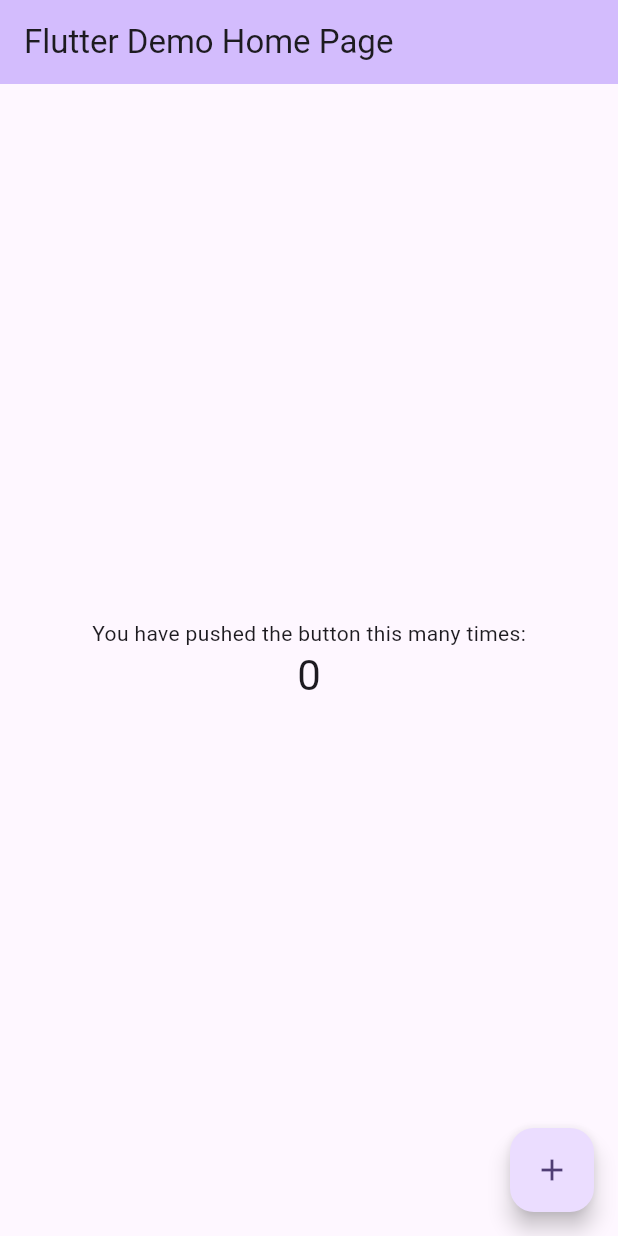
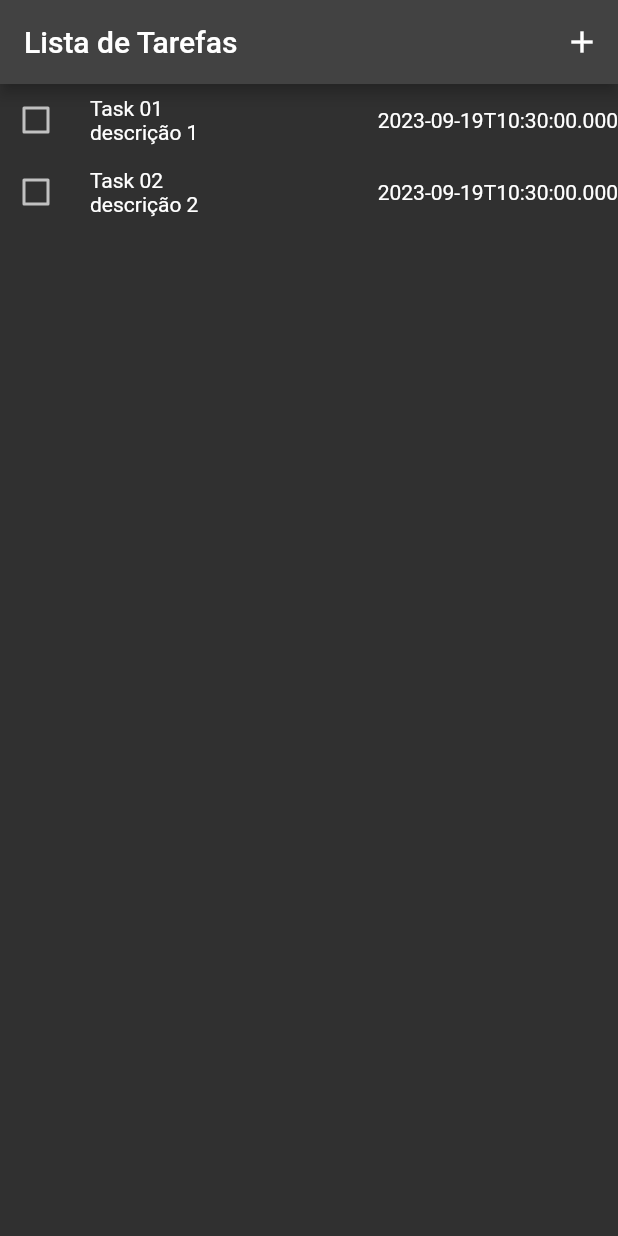
Before and after one commit to gilvancosta/To-Do-List-App-Flutter, a Flutter app: the screen it shows after launch, on a phone screen of 412 x 824 dp. Run offline on Flutter 3.47's test engine with Material 2 defaults, Android fonts, the phone set to English and light mode, and no system bars.

Commit message:
Home page

```diff
--- a/lib/main.dart
+++ b/lib/main.dart
@@ -1,125 +1,7 @@
 import 'package:flutter/material.dart';
+
+import 'src/app.dart';
 
 void main() {
   runApp(const MyApp());
 }
-
-class MyApp extends StatelessWidget {
-  const MyApp({super.key});
-
-  // This widget is the root of your application.
-  @override
-  Widget build(BuildContext context) {
-    return MaterialApp(
-      title: 'Flutter Demo',
-      theme: ThemeData(
-        // This is the theme of your application.
-        //
-        // TRY THIS: Try running your application with "flutter run". You'll see
-        // the application has a blue toolbar. Then, without quitting the app,
-        // try changing the seedColor in the colorScheme below to Colors.green
-        // and then invoke "hot reload" (save your changes or press the "hot
-        // reload" button in a Flutter-supported IDE, or press "r" if you used
-        // the command line to start the app).
-        //
-        // Notice that the counter didn't reset back to zero; the application
-        // state is not lost during the reload. To reset the state, use hot
-        // restart instead.
-        //
-        // This works for code too, not just values: Most code changes can be
-        // tested with just a hot reload.
-        colorScheme: ColorScheme.fromSeed(seedColor: Colors.deepPurple),
-        useMaterial3: true,
-      ),
-      home: const MyHomePage(title: 'Flutter Demo Home Page'),
-    );
-  }
-}
-
-class MyHomePage extends StatefulWidget {
-  const MyHomePage({super.key, required this.title});
-
-  // This widget is the home page of your application. It is stateful, meaning
-  // that it has a State object (defined below) that contains fields that affect
-  // how it looks.
-
-  // This class is the configuration for the state. It holds the values (in this
-  // case the title) provided by the parent (in this case the App widget) and
-  // used by the build method of the State. Fields in a Widget subclass are
-  // always marked "final".
-
-  final String title;
-
-  @override
-  State<MyHomePage> createState() => _MyHomePageState();
-}
-
-class _MyHomePageState extends State<MyHomePage> {
-  int _counter = 0;
-
-  void _incrementCounter() {
-    setState(() {
-      // This call to setState tells the Flutter framework that something has
-      // changed in this State, which causes it to rerun the build method below
-      // so that the display can reflect the updated values. If we changed
-      // _counter without calling setState(), then the build method would not be
-      // called again, and so nothing would appear to happen.
-      _counter++;
-    });
-  }
-
-  @override
-  Widget build(BuildContext context) {
-    // This method is rerun every time setState is called, for instance as done
-    // by the _incrementCounter method above.
-    //
-    // The Flutter framework has been optimized to make rerunning build methods
-    // fast, so that you can just rebuild anything that needs updating rather
-    // than having to individually change instances of widgets.
-    return Scaffold(
-      appBar: AppBar(
-        // TRY THIS: Try changing the color here to a specific color (to
-        // Colors.amber, perhaps?) and trigger a hot reload to see the AppBar
-        // change color while the other colors stay the same.
-        backgroundColor: Theme.of(context).colorScheme.inversePrimary,
-        // Here we take the value from the MyHomePage object that was created by
-        // the App.build method, and use it to set our appbar title.
-        title: Text(widget.title),
-      ),
-      body: Center(
-        // Center is a layout widget. It takes a single child and positions it
-        // in the middle of the parent.
-        child: Column(
-          // Column is also a layout widget. It takes a list of children and
-          // arranges them vertically. By default, it sizes itself to fit its
-          // children horizontally, and tries to be as tall as its parent.
-          //
-          // Column has various properties to control how it sizes itself and
-          // how it positions its children. Here we use mainAxisAlignment to
-          // center the children vertically; the main axis here is the vertical
-          // axis because Columns are vertical (the cross axis would be
-          // horizontal).
-          //
-          // TRY THIS: Invoke "debug painting" (choose the "Toggle Debug Paint"
-          // action in the IDE, or press "p" in the console), to see the
-          // wireframe for each widget.
-          mainAxisAlignment: MainAxisAlignment.center,
-          children: <Widget>[
-            const Text(
-              'You have pushed the button this many times:',
-            ),
-            Text(
-              '$_counter',
-              style: Theme.of(context).textTheme.headlineMedium,
-            ),
-          ],
-        ),
-      ),
-      floatingActionButton: FloatingActionButton(
-        onPressed: _incrementCounter,
-        tooltip: 'Increment',
-        child: const Icon(Icons.add),
-      ), // This trailing comma makes auto-formatting nicer for build methods.
-    );
-  }
-}
--- /dev/null
+++ b/lib/src/app.dart
@@ -0,0 +1,18 @@
+import 'package:flutter/material.dart';
+import 'package:flutter_localizations/flutter_localizations.dart';
+
+import 'features/home/home_page.dart';
+
+class MyApp extends StatelessWidget {
+  const MyApp({super.key});
+
+  @override
+  Widget build(BuildContext context) {
+    return MaterialApp(
+      title: 'Flutter Demo',
+      theme: ThemeData.dark(),
+      localizationsDelegates: const [GlobalMaterialLocalizations.delegate],
+      home: const MyHomePage(),
+    );
+  }
+}
--- /dev/null
+++ b/lib/src/features/home/home_page.dart
@@ -0,0 +1,43 @@
+import 'package:app_todo_list/src/features/home/widgets/todo_checkbox_widget.dart';
+import 'package:app_todo_list/src/features/home/widgets/todo_title_and_description_widget.dart';
+import 'package:flutter/material.dart';
+
+import '../../models/todo_model.dart';
+import 'widgets/todo_date_widget.dart';
+
+final List<TodoModel> todos = [TodoModel(title: 'Task 01', description: 'descrição 1'), TodoModel(title: 'Task 02', description: 'descrição 2')];
+
+class MyHomePage extends StatelessWidget {
+  const MyHomePage({super.key});
+
+  @override
+  Widget build(BuildContext context) {
+    return Scaffold(
+      appBar: AppBar(
+        title: const Text('Lista de Tarefas'),
+        actions: [
+          IconButton(
+            onPressed: () {},
+            icon: const Icon(Icons.add),
+          )
+        ],
+      ),
+      body: ListView.builder(
+        itemCount: todos.length,
+        itemBuilder: (_, int index) {
+          final TodoModel todo = todos[index];
+          return Row(
+            mainAxisAlignment: MainAxisAlignment.start,
+            children: [
+              TodoCheckboxWidget(todo: todo),
+              const SizedBox(width: 12),
+              TodoTitleAndDescriptionWidget(todo: todo),
+              const SizedBox(width: 12),
+              TodoDateWidget(todo: todo),
+            ],
+          );
+        },
+      ),
+    );
+  }
+}
--- /dev/null
+++ b/lib/src/features/home/widgets/todo_checkbox_widget.dart
@@ -0,0 +1,23 @@
+// ignore_for_file: public_member_api_docs, sort_constructors_first, avoid_print
+import 'package:flutter/material.dart';
+
+import 'package:app_todo_list/src/models/todo_model.dart';
+
+class TodoCheckboxWidget extends StatelessWidget {
+  final TodoModel todo;
+
+  const TodoCheckboxWidget({
+    Key? key,
+    required this.todo,
+  }) : super(key: key);
+
+  @override
+  Widget build(BuildContext context) {
+    return Checkbox(
+      value: false,
+      onChanged: (bool? isDone) {
+        print(isDone);
+      },
+    );
+  }
+}
--- /dev/null
+++ b/lib/src/features/home/widgets/todo_date_widget.dart
@@ -0,0 +1,22 @@
+import 'package:flutter/material.dart';
+
+import '../../../models/todo_model.dart';
+
+class TodoDateWidget extends StatelessWidget {
+  final TodoModel todo;
+
+  const TodoDateWidget({
+    Key? key,
+    required this.todo,
+  }) : super(key: key);
+
+  @override
+  Widget build(BuildContext context) {
+    return Padding(
+      padding: const EdgeInsets.only(left: 12),
+      child: Text(
+        todo.date.toIso8601String(),
+      ),
+    );
+  }
+}
--- /dev/null
+++ b/lib/src/features/home/widgets/todo_title_and_description_widget.dart
@@ -0,0 +1,26 @@
+// ignore_for_file: public_member_api_docs, sort_constructors_first
+import 'package:flutter/material.dart';
+
+import 'package:app_todo_list/src/models/todo_model.dart';
+
+class TodoTitleAndDescriptionWidget extends StatelessWidget {
+  final TodoModel todo;
+
+  const TodoTitleAndDescriptionWidget({
+    Key? key,
+    required this.todo,
+  }) : super(key: key);
+
+  @override
+  Widget build(BuildContext context) {
+    return Expanded(
+      child: Column(
+        crossAxisAlignment: CrossAxisAlignment.start,
+        children: [
+          Text(todo.title),
+          Text(todo.description),
+        ],
+      ),
+    );
+  }
+}
--- /dev/null
+++ b/lib/src/models/todo_model.dart
@@ -0,0 +1,17 @@
+// ignore_for_file: public_member_api_docs, sort_constructors_first
+import 'package:uuid/uuid.dart';
+
+class TodoModel {
+  final String id;
+  final String title;
+  final String description;
+  final DateTime date;
+
+  TodoModel({
+    String? cId,
+    required this.title,
+    required this.description,
+    DateTime? cDate,
+  })  : id = cId ?? const Uuid().v4(),
+        date = cDate ?? DateTime.now();
+}
```
Also changed, not shown: pubspec.yaml (+7 -4 lines), pubspec.lock, 1 other file.
